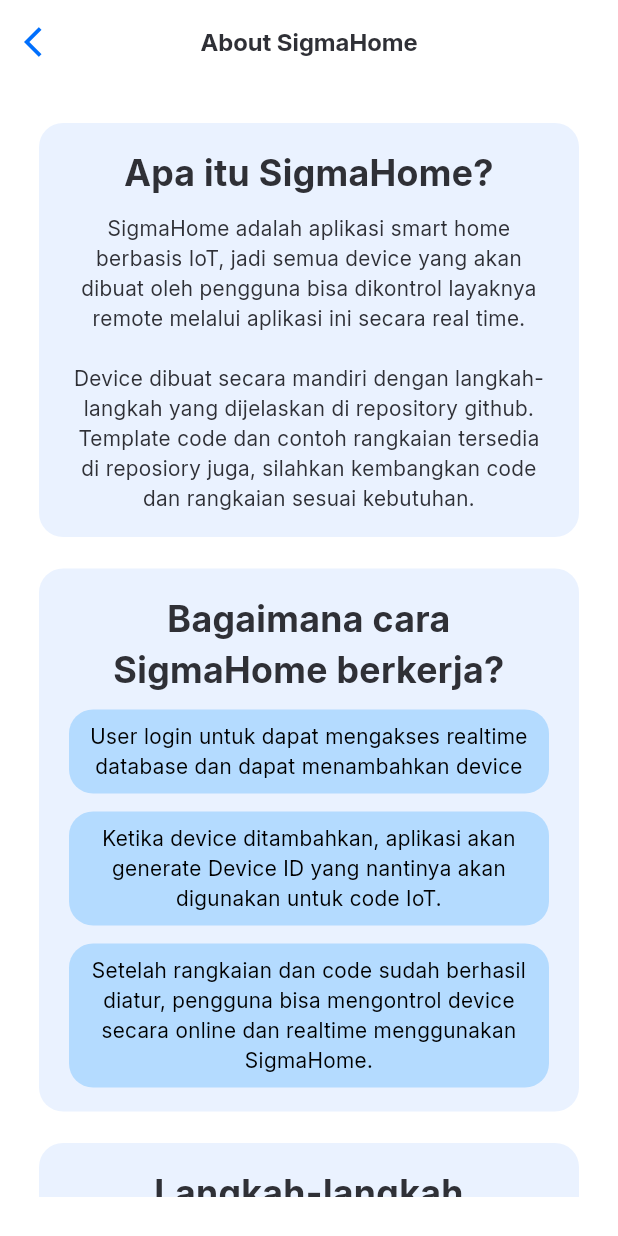
After one commit to Ariyalex/SigmaHome, a Flutter app: the AboutScreen screen opened by its route, on a phone screen of 412 x 824 dp. The commit adds this screen. Run offline on Flutter 3.47's test engine with Material 3 defaults, Android fonts, the phone set to English and light mode, and no system bars; our stand-ins replace cloud_firestore, firebase_auth, firebase_core, firebase_database, font_awesome_flutter, geocoding and 7 more; missing offline and left inert: dynamic_weather_icons, textfield_search; accounts and stored records are empty; generated files the repository leaves out were written again; statements that could not run were skipped.

Commit message:
menambahkan page about dan fungsionalitas edit username

```diff
--- a/lib/src/app.dart
+++ b/lib/src/app.dart
@@ -15,6 +15,7 @@
       debugShowCheckedModeBanner: false,
       initialRoute: _getInitialRoute(),
       theme: AppTheme.light,
+      themeMode: ThemeMode.light,
       getPages: AppPage.pages,
     );
   }
--- /dev/null
+++ b/lib/src/models/about_content.dart
@@ -0,0 +1,30 @@
+class AboutContent {
+  static const Map<String, String> perkenalan = {
+    "title": "Apa itu SigmaHome?",
+    "description1":
+        "SigmaHome adalah aplikasi smart home berbasis IoT, jadi semua device yang akan dibuat oleh pengguna bisa dikontrol layaknya remote melalui aplikasi ini secara real time.",
+    "description2":
+        "Device dibuat secara mandiri dengan langkah-langkah yang dijelaskan di repository github. Template code dan contoh rangkaian tersedia di reposiory juga, silahkan kembangkan code dan rangkaian sesuai kebutuhan.",
+  };
+
+  static const Map<String, dynamic> caraKerja = {
+    "title": "Bagaimana cara SigmaHome berkerja?",
+    "content": <String>[
+      "User login untuk dapat mengakses realtime database dan dapat menambahkan device",
+      "Ketika device ditambahkan, aplikasi akan generate Device ID yang nantinya akan digunakan untuk code IoT.",
+      "Setelah rangkaian dan code sudah berhasil diatur, pengguna bisa mengontrol device secara online dan realtime menggunakan SigmaHome.",
+    ],
+  };
+
+  static const Map<String, dynamic> langkahPenggunaan = {
+    "title": "Langkah-langkah penggunaan",
+    "content": <String>[
+      "Register dan login",
+      "Buat device baru dan pilih rooms device",
+      "Gunakan device id yang digenerate untuk code microcontroller",
+      "Gunakan Email dan Password untuk auth pada microcontroller",
+      "Setup microcontoller sesuai contoh kode pada repository github",
+      "Device telah dibuat dan bisa dicontroll lewat SigmaHome",
+    ],
+  };
+}
--- a/lib/src/models/user_model.dart
+++ b/lib/src/models/user_model.dart
@@ -1,6 +1,6 @@
 class UserModel {
   final String uid;
-  final String username;
+  String username;
 
   UserModel({required this.uid, required this.username});
 }
--- a/lib/src/routes/page_route.dart
+++ b/lib/src/routes/page_route.dart
@@ -4,7 +4,8 @@
 import 'package:sigma_home/src/middleware/auth_middleware.dart';
 import 'package:sigma_home/src/middleware/guest_middleware.dart';
 import 'package:sigma_home/src/routes/route_named.dart';
-import 'package:sigma_home/src/screens/add_device.dart';
+import 'package:sigma_home/src/screens/about_screen.dart';
+import 'package:sigma_home/src/screens/add_device_screen.dart';
 import 'package:sigma_home/src/screens/auth/forgot_pass.dart';
 import 'package:sigma_home/src/screens/auth/sign_in.dart';
 import 'package:sigma_home/src/screens/auth/sign_up.dart';
@@ -14,7 +15,7 @@
   static final pages = [
     GetPage(
       name: RouteNamed.addDevice,
-      page: () => AddDevice(),
+      page: () => AddDeviceScreen(),
       binding: AddDeviceBinding(),
       middlewares: [AuthMiddleware()],
     ),
@@ -39,5 +40,10 @@
       page: () => ForgotPass(),
       middlewares: [GuestMiddleware()],
     ),
+    GetPage(
+      name: RouteNamed.about,
+      page: () => AboutScreen(),
+      middlewares: [AuthMiddleware()],
+    ),
   ];
 }
--- a/lib/src/routes/route_named.dart
+++ b/lib/src/routes/route_named.dart
@@ -4,4 +4,5 @@
   static const signIn = "/sign_in";
   static const signUp = "/sign_up";
   static const forgotPass = "/forgot_pass";
+  static const about = "/about";
 }
--- /dev/null
+++ b/lib/src/screens/about_screen.dart
@@ -0,0 +1,161 @@
+import 'package:flutter/gestures.dart';
+import 'package:flutter/material.dart';
+import 'package:get/get.dart';
+import 'package:sigma_home/src/models/about_content.dart';
+import 'package:sigma_home/src/theme/theme.dart';
+import 'package:sigma_home/src/widgets/my_card.dart';
+import 'package:sigma_home/src/widgets/my_card_title.dart';
+import 'package:url_launcher/url_launcher.dart';
+
+class AboutScreen extends StatelessWidget {
+  const AboutScreen({super.key});
+
+  @override
+  Widget build(BuildContext context) {
+    final mediaQueryHeight = Get.height;
+    final mediaQueryWidth = Get.width;
+
+    return Scaffold(
+      resizeToAvoidBottomInset: false,
+      appBar: AppBar(
+        title: const Text("About SigmaHome", style: AppTheme.h3),
+        centerTitle: true,
+        leading: IconButton(
+          onPressed: () {
+            Get.back();
+          },
+          icon: const Icon(Icons.arrow_back_ios, color: AppTheme.primaryColor),
+        ),
+      ),
+      body: Container(
+        padding: EdgeInsets.all(26),
+        width: mediaQueryWidth,
+        height: mediaQueryHeight,
+        child: SingleChildScrollView(
+          child: Column(
+            mainAxisSize: MainAxisSize.min,
+            crossAxisAlignment: CrossAxisAlignment.center,
+            spacing: 21,
+            children: [
+              MyCardTitle(
+                title: AboutContent.perkenalan["title"],
+                child: Column(
+                  mainAxisSize: MainAxisSize.min,
+                  crossAxisAlignment: CrossAxisAlignment.center,
+                  spacing: 20,
+                  children: [
+                    Text(
+                      AboutContent.perkenalan["description1"]!,
+                      textAlign: TextAlign.center,
+                      style: AppTheme.bodyM.copyWith(color: AppTheme.textColor),
+                    ),
+                    Text(
+                      AboutContent.perkenalan["description2"]!,
+                      textAlign: TextAlign.center,
+                      style: AppTheme.bodyM.copyWith(color: AppTheme.textColor),
+                    ),
+                  ],
+                ),
+              ),
+              MyCardTitle(
+                title: AboutContent.caraKerja["title"],
+                child: Column(
+                  spacing: 12,
+                  mainAxisSize: MainAxisSize.min,
+                  crossAxisAlignment: CrossAxisAlignment.start,
+                  children: List.generate(
+                    (AboutContent.caraKerja["content"] as List).length,
+                    (index) => MyCard(
+                      color: const Color(0xffB4DBFF),
+                      child: Text(
+                        AboutContent.caraKerja["content"][index],
+                        textAlign: TextAlign.center,
+                        style: AppTheme.bodyM,
+                      ),
+                    ),
+                  ),
+                ),
+              ),
+              MyCardTitle(
+                title: AboutContent.langkahPenggunaan["title"],
+                child: Column(
+                  spacing: 12,
+                  mainAxisSize: MainAxisSize.min,
+                  crossAxisAlignment: CrossAxisAlignment.start,
+                  children: List.generate(
+                    (AboutContent.langkahPenggunaan["content"] as List).length,
+                    (index) {
+                      if (index == 4) {
+                        return ListTile(
+                          leading: CircleAvatar(
+                            backgroundColor: AppTheme.primaryColor,
+                            child: Text(
+                              (index + 1).toString(),
+                              style: AppTheme.actionS.copyWith(
+                                fontSize: 14,
+                                color: Colors.white,
+                              ),
+                            ),
+                          ),
+                          title: RichText(
+                            text: TextSpan(
+                              children: [
+                                TextSpan(
+                                  text:
+                                      "Setup microcontoller sesuai contoh kode pada ",
+                                  style: AppTheme.actionS.copyWith(
+                                    fontSize: 14,
+                                    color: Colors.black,
+                                  ),
+                                ),
+                                TextSpan(
+                                  text: "repository github",
+                                  style: AppTheme.actionS.copyWith(
+                                    decoration: TextDecoration.underline,
+                                    fontSize: 14,
+                                    color: AppTheme.primaryColor,
+                                  ),
+                                  recognizer: TapGestureRecognizer()
+                                    ..onTap = () {
+                                      launchUrl(
+                                        Uri.parse(
+                                          'https://github.com/Ariyalex/SigmaHome',
+                                        ),
+                                      );
+                                    },
+                                ),
+                              ],
+                            ),
+                          ),
+                        );
+                      }
+                      return ListTile(
+                        leading: CircleAvatar(
+                          backgroundColor: AppTheme.primaryColor,
+                          child: Text(
+                            (index + 1).toString(),
+                            style: AppTheme.actionS.copyWith(
+                              fontSize: 14,
+                              color: Colors.white,
+                            ),
+                          ),
+                        ),
+                        title: Text(
+                          AboutContent.langkahPenggunaan["content"][index],
+                          style: AppTheme.actionS.copyWith(
+                            fontSize: 14,
+                            color: AppTheme.textColor,
+                          ),
+                        ),
+                      );
+                    },
+                  ),
+                ),
+              ),
+            ],
+          ),
+        ),
+      ),
+    );
+  }
+}
--- a/lib/src/screens/add_device.dart
+++ b/lib/src/screens/add_device_screen.dart
@@ -8,8 +8,8 @@
 import 'package:sigma_home/src/widgets/room_selection.dart';
 import 'package:sigma_home/src/widgets/text_field_support.dart';
 
-class AddDevice extends StatelessWidget {
-  const AddDevice({super.key});
+class AddDeviceScreen extends StatelessWidget {
+  const AddDeviceScreen({super.key});
   final List<DeviceType> deviceTypes = DeviceType.values;
 
   @override
@@ -27,7 +27,7 @@
           onPressed: () {
             Get.back();
           },
-          icon: Icon(Icons.arrow_back_ios, color: AppTheme.primaryColor),
+          icon: const Icon(Icons.arrow_back_ios, color: AppTheme.primaryColor),
         ),
       ),
       body: SingleChildScrollView(
--- /dev/null
+++ b/lib/src/widgets/my_card.dart
@@ -0,0 +1,27 @@
+import 'package:flutter/material.dart';
+import 'package:sigma_home/src/theme/theme.dart';
+
+class MyCard extends StatelessWidget {
+  final Widget child;
+  final double width;
+  final Color color;
+  const MyCard({
+    super.key,
+    required this.child,
+    this.width = double.infinity,
+    this.color = AppTheme.accentColor,
+  });
+
+  @override
+  Widget build(BuildContext context) {
+    return Container(
+      width: width,
+      padding: const EdgeInsets.all(8),
+      decoration: BoxDecoration(
+        color: color,
+        borderRadius: BorderRadius.circular(16),
+      ),
+      child: child,
+    );
+  }
+}
--- /dev/null
+++ b/lib/src/widgets/my_card_title.dart
@@ -0,0 +1,36 @@
+import 'package:flutter/material.dart';
+import 'package:sigma_home/src/theme/theme.dart';
+
+class MyCardTitle extends StatelessWidget {
+  final Widget child;
+  final String? title;
+  final double width;
+  const MyCardTitle({
+    super.key,
+    required this.child,
+    this.title,
+    this.width = double.infinity,
+  });
+
+  @override
+  Widget build(BuildContext context) {
+    return Container(
+      width: width,
+      padding: EdgeInsets.symmetric(vertical: 16, horizontal: 20),
+      decoration: BoxDecoration(
+        color: AppTheme.accentColor,
+        borderRadius: BorderRadius.circular(16),
+      ),
+      child: Column(
+        mainAxisSize: MainAxisSize.min,
+        spacing: 10,
+        children: [
+          title!.isNotEmpty
+              ? Text(title!, style: AppTheme.h1, textAlign: TextAlign.center)
+              : const SizedBox.shrink(),
+          child,
+        ],
+      ),
+    );
+  }
+}
```
Also changed, not shown: lib/main.dart (+5 -12 lines), lib/src/controllers/auth_controller.dart (+36 -2 lines), lib/src/controllers/device_controller.dart (+27 -5 lines), lib/src/screens/home_screen.dart (+63 -14 lines), lib/src/widgets/edit_profile.dart (+7 -19 lines).
